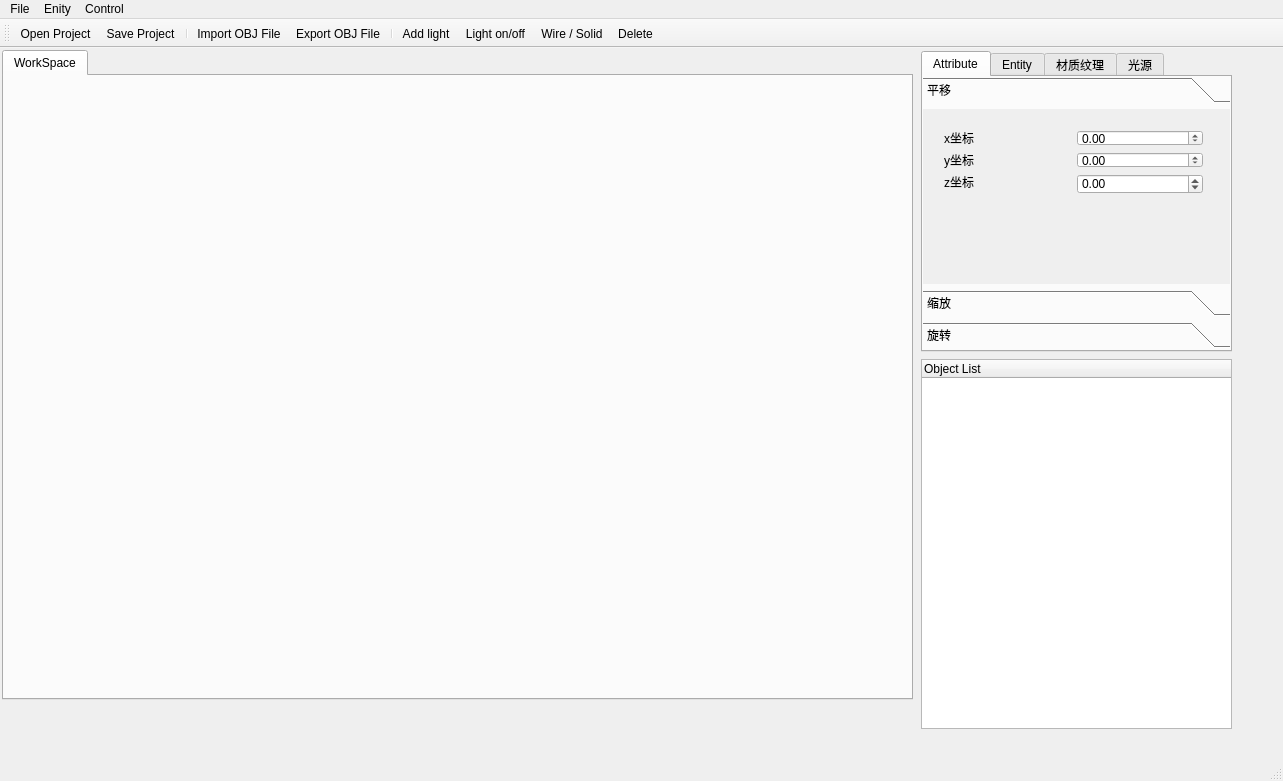
Before: the Qt Designer form mainwindow.ui in Just-CJ/miniBlender, drawn with Qt 5.
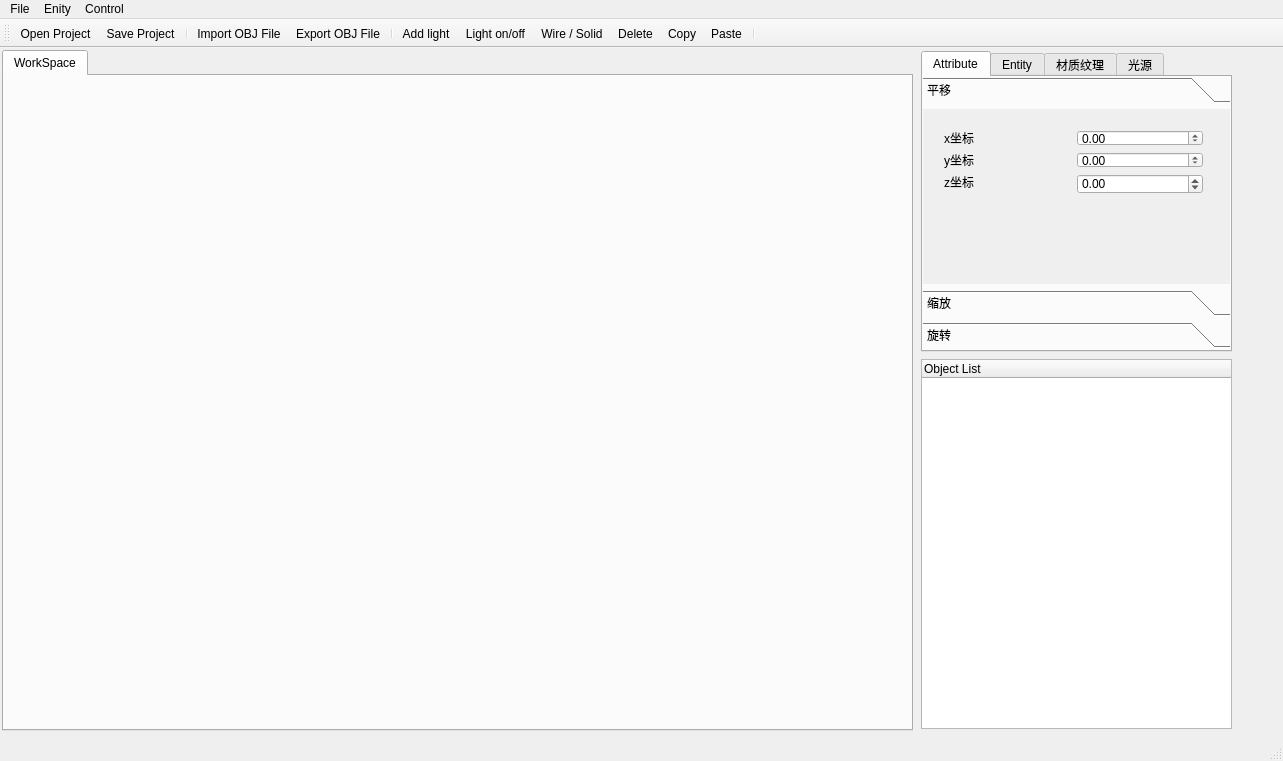
After: the same form once the commit is applied. The open tabs and pages were chosen to show the change. Icons and pictures are not drawn.

Commit message: Can copy and paste.

Diff of the .ui file:
```diff
--- a/mainwindow.ui
+++ b/mainwindow.ui
@@ -7,7 +7,7 @@
     <x>0</x>
     <y>0</y>
     <width>1283</width>
-    <height>781</height>
+    <height>761</height>
    </rect>
   </property>
   <property name="minimumSize">
@@ -48,7 +48,7 @@
       <x>2</x>
       <y>2</y>
       <width>911</width>
-      <height>650</height>
+      <height>681</height>
      </rect>
     </property>
     <property name="minimumSize">
@@ -1023,6 +1023,9 @@
    <addaction name="actionLight_on_off"/>
    <addaction name="actionWire_Solid"/>
    <addaction name="actionDelete"/>
+   <addaction name="actionCopy"/>
+   <addaction name="actionPaste"/>
+   <addaction name="separator"/>
   </widget>
   <widget class="QStatusBar" name="statusBar"/>
   <action name="actionOpen_Project">
@@ -1147,6 +1150,24 @@
     <string>Rename</string>
    </property>
   </action>
+  <action name="actionCopy">
+   <property name="icon">
+    <iconset resource="Icons.qrc">
+     <normaloff>:/new/prefix1/Icons/copy.ico</normaloff>:/new/prefix1/Icons/copy.ico</iconset>
+   </property>
+   <property name="text">
+    <string>Copy</string>
+   </property>
+  </action>
+  <action name="actionPaste">
+   <property name="icon">
+    <iconset resource="Icons.qrc">
+     <normaloff>:/new/prefix1/Icons/paste.ico</normaloff>:/new/prefix1/Icons/paste.ico</iconset>
+   </property>
+   <property name="text">
+    <string>Paste</string>
+   </property>
+  </action>
  </widget>
  <layoutdefault spacing="6" margin="11"/>
  <resources>
```
Left out of the diff: 39 changed lines with no effect on the pictures. The commit also changes 10 other files.
